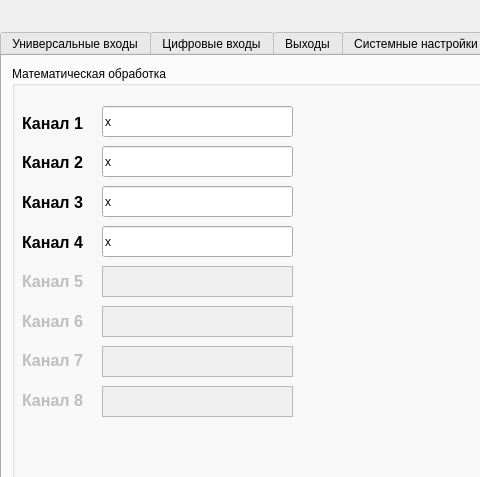
First picture: the form in options.ui, repository tomyqg/topaz-m, before the edit; both pictures show x 0 to 480 and y 0 to 477 of the 1280 by 800 pixel window.
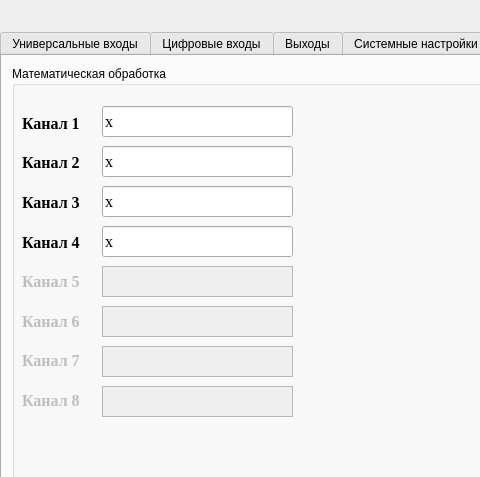
Second picture: the form after the edit. The open tabs and pages were chosen to show the change.

Patch:
```diff
--- a/options.ui
+++ b/options.ui
@@ -3467,11 +3467,17 @@
         <height>311</height>
        </rect>
       </property>
+      <property name="font">
+       <font>
+        <family>Times New Roman</family>
+       </font>
+      </property>
       <layout class="QVBoxLayout" name="verticalLayout_14">
        <item>
         <widget class="QLabel" name="label">
          <property name="font">
           <font>
+           <family>Times New Roman</family>
            <pointsize>12</pointsize>
            <weight>75</weight>
            <bold>true</bold>
@@ -3486,6 +3492,7 @@
         <widget class="QLabel" name="label_2">
          <property name="font">
           <font>
+           <family>Times New Roman</family>
            <pointsize>12</pointsize>
            <weight>75</weight>
            <bold>true</bold>
@@ -3500,6 +3507,7 @@
         <widget class="QLabel" name="label_3">
          <property name="font">
           <font>
+           <family>Times New Roman</family>
            <pointsize>12</pointsize>
            <weight>75</weight>
            <bold>true</bold>
@@ -3514,6 +3522,7 @@
         <widget class="QLabel" name="label_4">
          <property name="font">
           <font>
+           <family>Times New Roman</family>
            <pointsize>12</pointsize>
            <weight>75</weight>
            <bold>true</bold>
@@ -3531,6 +3540,7 @@
          </property>
          <property name="font">
           <font>
+           <family>Times New Roman</family>
            <pointsize>12</pointsize>
            <weight>75</weight>
            <bold>true</bold>
@@ -3548,6 +3558,7 @@
          </property>
          <property name="font">
           <font>
+           <family>Times New Roman</family>
            <pointsize>12</pointsize>
            <weight>75</weight>
            <bold>true</bold>
@@ -3565,6 +3576,7 @@
          </property>
          <property name="font">
           <font>
+           <family>Times New Roman</family>
            <pointsize>12</pointsize>
            <weight>75</weight>
            <bold>true</bold>
@@ -3582,6 +3594,7 @@
          </property>
          <property name="font">
           <font>
+           <family>Times New Roman</family>
            <pointsize>12</pointsize>
            <weight>75</weight>
            <bold>true</bold>
@@ -3603,6 +3616,12 @@
         <height>31</height>
        </rect>
       </property>
+      <property name="font">
+       <font>
+        <family>Times New Roman</family>
+        <pointsize>12</pointsize>
+       </font>
+      </property>
       <property name="text">
        <string>x</string>
       </property>
@@ -3616,6 +3635,12 @@
         <height>31</height>
        </rect>
       </property>
+      <property name="font">
+       <font>
+        <family>Times New Roman</family>
+        <pointsize>12</pointsize>
+       </font>
+      </property>
       <property name="text">
        <string>x</string>
       </property>
@@ -3629,6 +3654,12 @@
         <height>31</height>
        </rect>
       </property>
+      <property name="font">
+       <font>
+        <family>Times New Roman</family>
+        <pointsize>12</pointsize>
+       </font>
+      </property>
       <property name="text">
        <string>x</string>
       </property>
@@ -3642,6 +3673,12 @@
         <height>31</height>
        </rect>
       </property>
+      <property name="font">
+       <font>
+        <family>Times New Roman</family>
+        <pointsize>12</pointsize>
+       </font>
+      </property>
       <property name="text">
        <string>x</string>
       </property>
```
Left out of the diff: 32 changed lines with no effect on the pictures.
